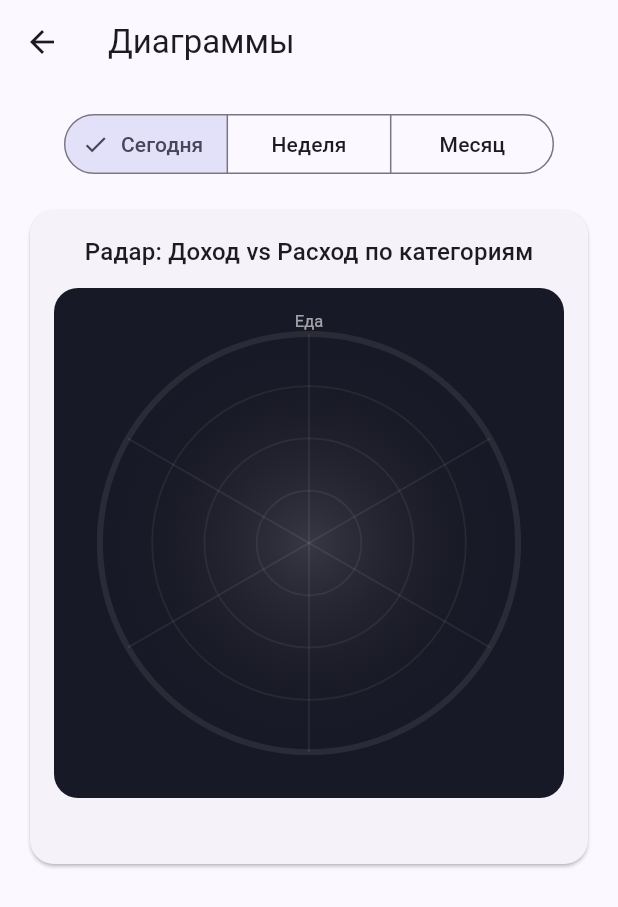
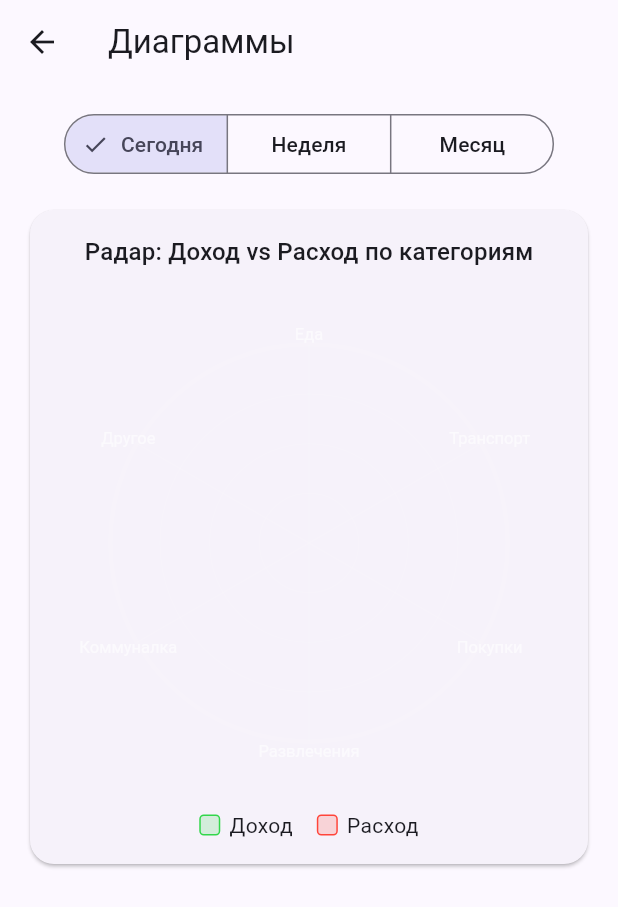
Before and after one commit to TurboVazbudatel/moneyquest_quest, a Flutter app: the ReportsScreen screen opened directly, after a tap on "Сегодня", on a phone screen of 412 x 824 dp. Shown: the top 907 px of the screen. Run offline on Flutter 3.47's test engine with Material 3 defaults, Android fonts, the phone set to English and light mode, and no system bars; our stand-ins replace firebase_auth, firebase_core, fl_chart, hive_flutter, share_plus, sign_in_with_apple; accounts and stored records are empty; statements that could not run were skipped.

Commit message:
fix(reports): keep app background; correct label painting (no save/restore); solid filled polygons

```diff
--- a/lib/features/reports/presentation/widgets/radar_income_expense.dart
+++ b/lib/features/reports/presentation/widgets/radar_income_expense.dart
@@ -1,10 +1,10 @@
 import 'dart:math' as math;
 import 'package:flutter/material.dart';
 
-/// Радар «Доход vs Расход», стилизованный под референс:
-/// — толстая внешняя окружность, внутренние кольца, радиальные деления
-/// — мягкое свечение под полигонами
-/// — Доход: 0xFF32D74B (мятно-зелёный), Расход: мягко-красный
+/// Радар «Доход vs Расход»
+/// - без собственного фона (использует стиль экрана/карточки)
+/// - внешнее кольцо + внутренние кольца и лучи
+/// - Доход: 0xFF32D74B, Расход: мягко-красный
 class RadarIncomeExpense extends StatelessWidget {
   final Map<String, double> incomeByCat;
   final Map<String, double> expenseByCat;
@@ -30,18 +30,14 @@
 
     return AspectRatio(
       aspectRatio: 1,
-      child: DecoratedBox(
-        decoration: BoxDecoration(
-          color: const Color(0xFF181926), // тёмный фон карточки
-          borderRadius: BorderRadius.circular(16),
-        ),
+      child: Padding(
+        padding: padding,
         child: CustomPaint(
           painter: _RadarPainter(
             axes: axes,
             getIncome: (k) => (incomeByCat[k] ?? 0) / maxVal,
             getExpense: (k) => (expenseByCat[k] ?? 0) / maxVal,
           ),
-          child: Padding(padding: padding, child: const SizedBox.expand()),
         ),
       ),
     );
@@ -59,45 +55,34 @@
     required this.getExpense,
   });
 
-  // Цвета
-  static const incomeMain = Color(0xFF32D74B); // мятно-зелёный (как просили)
-  static const expenseMain = Color(0xFFFF6B6B); // мягко-красный
+  static const incomeMain = Color(0xFF32D74B);     // мягко-мятный зелёный
+  static const expenseMain = Color(0xFFFF6B6B);    // мягко-красный
 
   @override
   void paint(Canvas canvas, Size size) {
     final cx = size.width / 2;
     final cy = size.height / 2;
-    final R = math.min(cx, cy) * 0.82;
+    final R = math.min(cx, cy) * 0.86;
 
-    // Фоновые концентрические кольца + внешняя толстая окружность
+    // Кольца
     final outer = Paint()
       ..style = PaintingStyle.stroke
-      ..strokeWidth = 4
+      ..strokeWidth = 3
       ..color = Colors.white.withValues(alpha: 0.08);
-
-    // Внутренние кольца
     final ring = Paint()
       ..style = PaintingStyle.stroke
-      ..strokeWidth = 1.2
+      ..strokeWidth = 1
       ..color = Colors.white.withValues(alpha: 0.06);
 
-    // Лёгкое радиальное свечение в центре
-    final glow = Paint()
-      ..shader = const RadialGradient(
-        colors: [Color(0x22FFFFFF), Color(0x00000000)],
-        stops: [0.0, 1.0],
-      ).createShader(Rect.fromCircle(center: Offset(cx, cy), radius: R));
-
-    canvas.drawCircle(Offset(cx, cy), R, glow);
     canvas.drawCircle(Offset(cx, cy), R, outer);
     for (final t in [0.25, 0.5, 0.75]) {
       canvas.drawCircle(Offset(cx, cy), R * t, ring);
     }
 
-    // Радиальные деления
+    // Лучи
     final spoke = Paint()
       ..style = PaintingStyle.stroke
-      ..strokeWidth = 1.2
+      ..strokeWidth = 1
       ..color = Colors.white.withValues(alpha: 0.07);
     for (int i = 0; i < axes.length; i++) {
       final ang = _angle(i, axes.length);
@@ -105,15 +90,15 @@
       canvas.drawLine(Offset(cx, cy), p2, spoke);
     }
 
-    // Полигон дохода/расхода + мягкое свечение
+    // Полигоны
     final incomeFill = Paint()
       ..style = PaintingStyle.fill
       ..color = incomeMain.withValues(alpha: 0.16);
     final incomeStroke = Paint()
       ..style = PaintingStyle.stroke
       ..strokeWidth = 2.5
-      ..color = incomeMain.withValues(alpha: 0.9)
-      ..strokeJoin = StrokeJoin.round;
+      ..strokeJoin = StrokeJoin.round
+      ..color = incomeMain.withValues(alpha: 0.9);
 
     final expenseFill = Paint()
       ..style = PaintingStyle.fill
@@ -121,14 +106,13 @@
     final expenseStroke = Paint()
       ..style = PaintingStyle.stroke
       ..strokeWidth = 2.5
-      ..color = expenseMain.withValues(alpha: 0.9)
-      ..strokeJoin = StrokeJoin.round;
+      ..strokeJoin = StrokeJoin.round
+      ..color = expenseMain.withValues(alpha: 0.9);
 
     final incomePath = Path();
     final expensePath = Path();
     for (int i = 0; i < axes.length; i++) {
       final ang = _angle(i, axes.length);
-
       final ri = (getIncome(axes[i]).clamp(0.0, 1.0)) * R;
       final re = (getExpense(axes[i]).clamp(0.0, 1.0)) * R;
 
@@ -146,10 +130,10 @@
     incomePath.close();
     expensePath.close();
 
-    // Мягкая тень под полигонами
+    // Мягкая тень под полигонами (без save/restore)
     final softShadow = Paint()
-      ..color = Colors.black.withValues(alpha: 0.20)
-      ..maskFilter = const MaskFilter.blur(BlurStyle.normal, 6);
+      ..color = Colors.black.withValues(alpha: 0.18)
+      ..maskFilter = const MaskFilter.blur(BlurStyle.normal, 5);
     canvas.drawPath(expensePath, softShadow);
     canvas.drawPath(incomePath, softShadow);
 
@@ -158,27 +142,20 @@
     canvas.drawPath(incomePath, incomeFill);
     canvas.drawPath(incomePath, incomeStroke);
 
-    // Подписи осей (минимальные, по стилю — без яркого акцента)
+    // Подписи осей (без canvas.save/restore)
     final tp = TextPainter(textDirection: TextDirection.ltr, maxLines: 1);
     for (int i = 0; i < axes.length; i++) {
       final ang = _angle(i, axes.length);
-      final rr = R * 1.06;
+      final rr = R * 1.05;
       final p = Offset(cx + rr * math.cos(ang), cy + rr * math.sin(ang));
       tp.text = TextSpan(
         text: axes[i],
         style: const TextStyle(fontSize: 11, color: Color(0x99FFFFFF)),
       );
       tp.layout();
-      tp.paint(paintCanvas(canvas, tp, p), Offset.zero);
+      final off = Offset(p.dx - tp.width / 2, p.dy - tp.height / 2);
+      tp.paint(canvas, off);
     }
-  }
-
-  // Центрируем подпись вокруг точки p
-  Canvas paintCanvas(Canvas canvas, TextPainter tp, Offset p) {
-    final off = Offset(p.dx - tp.width / 2, p.dy - tp.height / 2);
-    canvas.save();
-    canvas.translate(off.dx, off.dy);
-    return canvas;
   }
 
   double _angle(int i, int n) => -math.pi / 2 + 2 * math.pi * (i / n);
```
